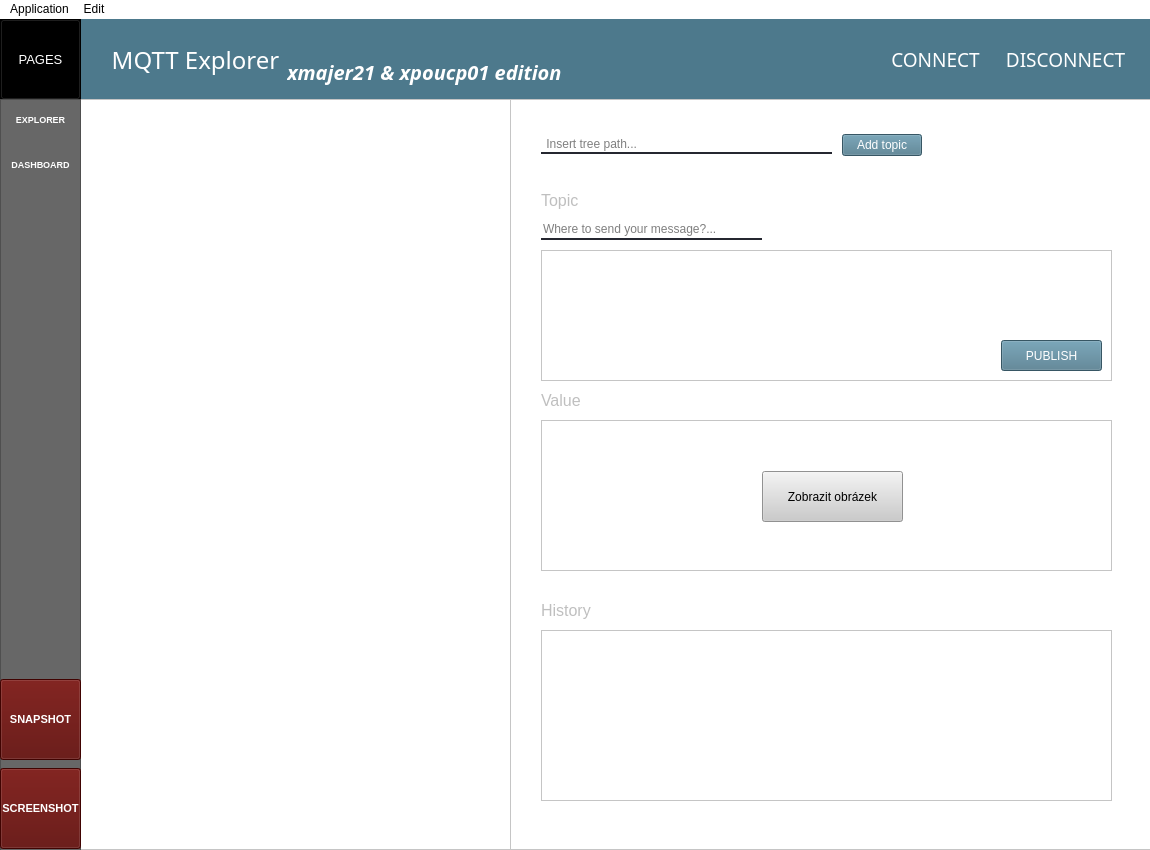
This is src/gui/mainwindow.ui in Sekky61/MQTT-monitor as Qt 5 draws it before an edit. The edited form follows.
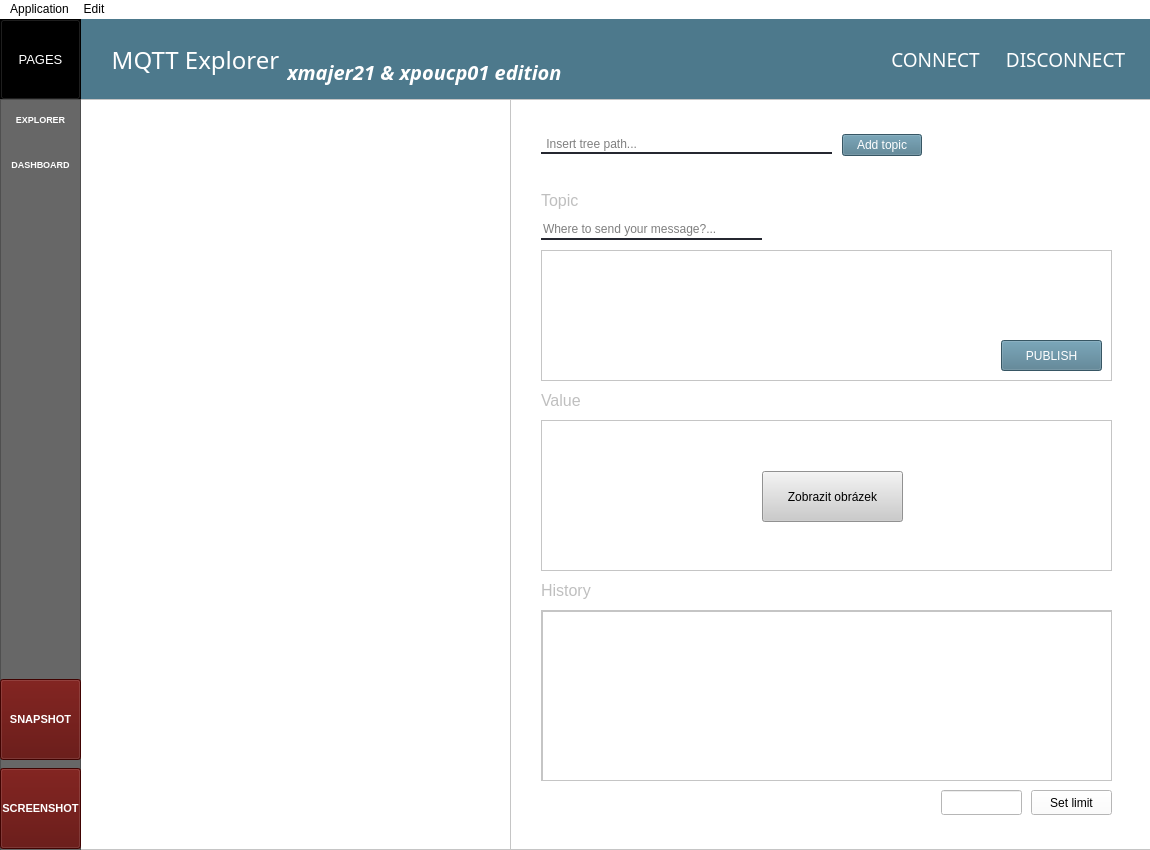
This is the edited form.

Commit message: history, dokumentace client

Patch:
```diff
--- a/src/gui/mainwindow.ui
+++ b/src/gui/mainwindow.ui
@@ -400,7 +400,7 @@
         <property name="geometry">
          <rect>
           <x>30</x>
-          <y>500</y>
+          <y>480</y>
           <width>71</width>
           <height>21</height>
          </rect>
@@ -421,7 +421,7 @@
         <property name="geometry">
          <rect>
           <x>30</x>
-          <y>530</y>
+          <y>510</y>
           <width>571</width>
           <height>171</height>
          </rect>
@@ -438,7 +438,7 @@
            <height>169</height>
           </rect>
          </property>
-         <widget class="QLineEdit" name="history_text">
+         <widget class="QPlainTextEdit" name="history_text">
           <property name="geometry">
            <rect>
             <x>0</x>
@@ -447,16 +447,6 @@
             <height>171</height>
            </rect>
           </property>
-          <property name="styleSheet">
-           <string notr="true">QLineEdit{
-border: 2px solid rgb(37,39,48);
-border-left:none;
-border-right:none;
-border-top:none;
-border-bottom:none;
-border-radius: 20px;
-}</string>
-          </property>
          </widget>
         </widget>
        </widget>
@@ -487,6 +477,29 @@
          <string>PUBLISH</string>
         </property>
        </widget>
+       <widget class="QLineEdit" name="history_limit_line">
+        <property name="geometry">
+         <rect>
+          <x>430</x>
+          <y>690</y>
+          <width>81</width>
+          <height>25</height>
+         </rect>
+        </property>
+       </widget>
+       <widget class="QPushButton" name="set_limit_btn">
+        <property name="geometry">
+         <rect>
+          <x>520</x>
+          <y>690</y>
+          <width>81</width>
+          <height>25</height>
+         </rect>
+        </property>
+        <property name="text">
+         <string>Set limit</string>
+        </property>
+       </widget>
       </widget>
      </widget>
      <widget class="QTreeView" name="treeView">
```
Left out of the diff: 1 changed line with no effect on the pictures. The commit also changes 6 other files.
